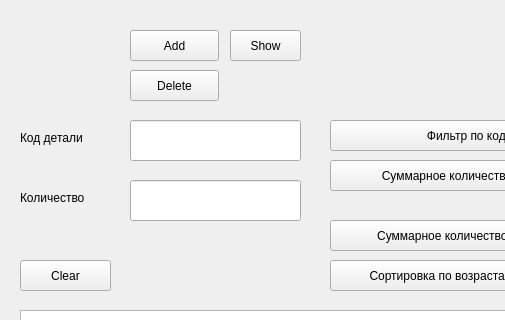
The window that mainwindow.ui (EduardAleksandrov/bmstu-4sem-fse-v1) describes before a commit, drawn with Qt 5; both pictures show x 0 to 505 and y 0 to 320 of the 795 by 600 pixel window.
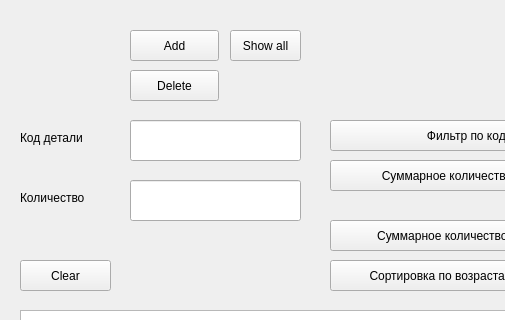
The same window after the commit.

What changed in the file:
```diff
--- a/mainwindow.ui
+++ b/mainwindow.ui
@@ -60,7 +60,7 @@
      </rect>
     </property>
     <property name="text">
-     <string>Show</string>
+     <string>Show all</string>
     </property>
    </widget>
    <widget class="QLineEdit" name="lineEdit">
```
